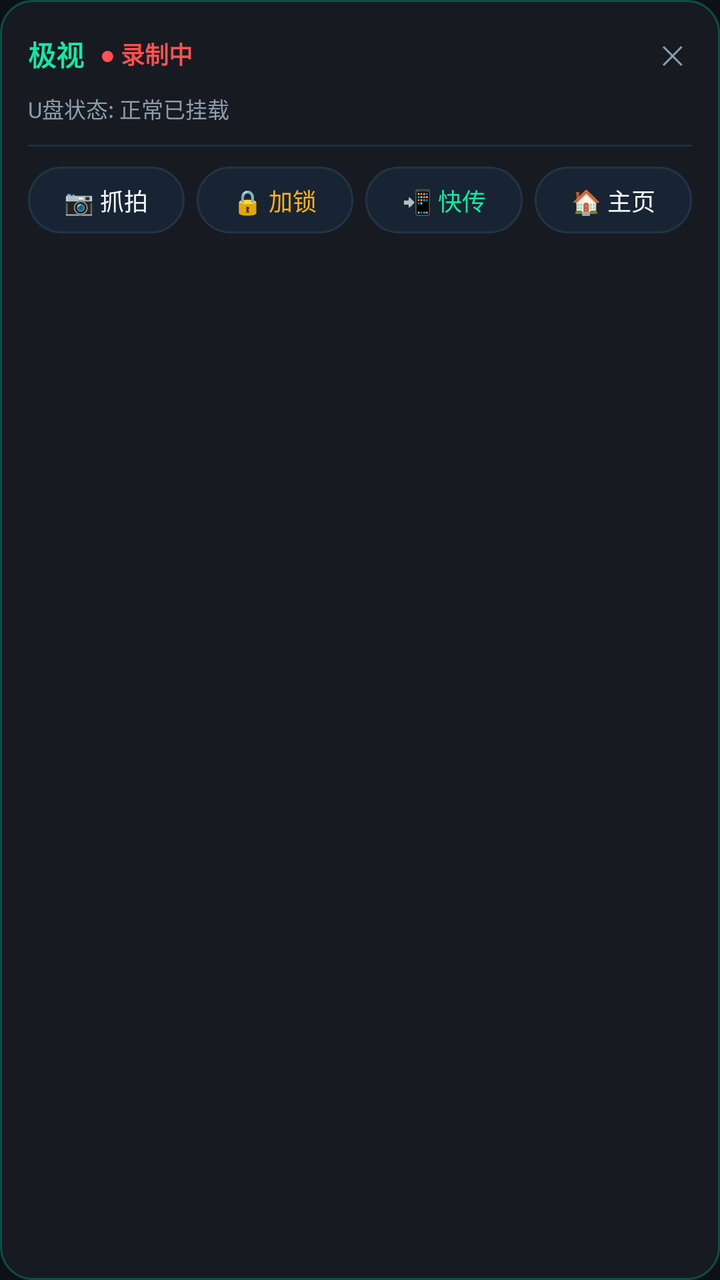
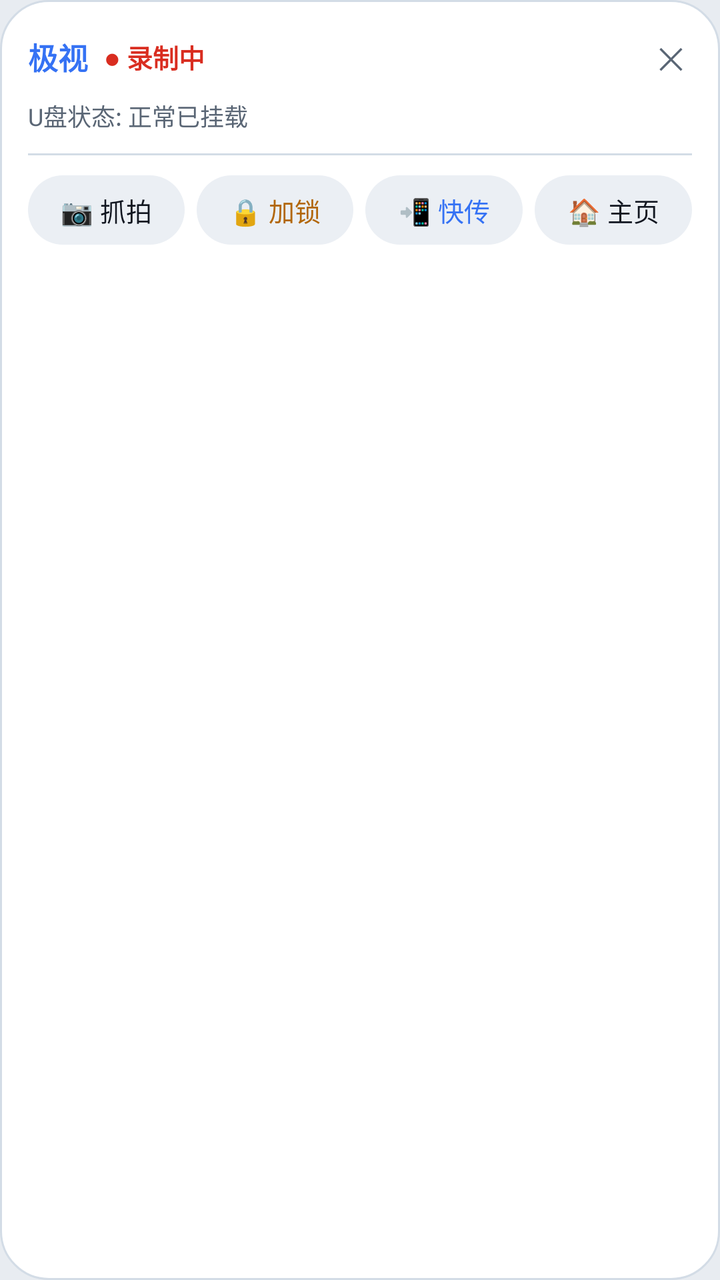

Screens rendered from an Android XML layout before and after an edit, with the pre-edit source and the edit as a unified diff.
<!-- AndroidManifest.xml: application theme Theme.Sophon -->
<!-- res/layout/view_status_bar_panel.xml -->
<?xml version="1.0" encoding="utf-8"?>
<LinearLayout xmlns:android="http://schemas.android.com/apk/res/android"
    android:id="@+id/panel_root"
    android:layout_width="280dp"
    android:layout_height="wrap_content"
    android:background="@drawable/bg_capsule_panel"
    android:orientation="vertical"
    android:padding="14dp">

    
    <LinearLayout
        android:layout_width="match_parent"
        android:layout_height="wrap_content"
        android:gravity="center_vertical"
        android:orientation="horizontal">

        <TextView
            android:layout_width="wrap_content"
            android:layout_height="wrap_content"
            android:text="@string/app_name"
            android:textColor="@color/flyme_cyan"
            android:textSize="14sp"
            android:textStyle="bold" />

        <TextView
            android:id="@+id/tv_panel_status"
            android:layout_width="wrap_content"
            android:layout_height="wrap_content"
            android:layout_marginStart="8dp"
            android:text="● 录制中"
            android:textColor="@color/accent_danger"
            android:textSize="12sp"
            android:textStyle="bold" />

        <View
            android:layout_width="0dp"
            android:layout_height="1dp"
            android:layout_weight="1" />

        <TextView
            android:id="@+id/tv_panel_close"
            android:layout_width="wrap_content"
            android:layout_height="wrap_content"
            android:padding="4dp"
            android:text="✕"
            android:textColor="@color/text_secondary"
            android:textSize="13sp" />
    </LinearLayout>

    
    <TextView
        android:id="@+id/tv_panel_storage_info"
        android:layout_width="match_parent"
        android:layout_height="wrap_content"
        android:layout_marginTop="6dp"
        android:text="U盘状态: 正常已挂载"
        android:textColor="@color/text_secondary"
        android:textSize="11sp" />

    <View
        android:layout_width="match_parent"
        android:layout_height="1dp"
        android:layout_marginVertical="10dp"
        android:background="@color/divider_line" />

    
    <LinearLayout
        android:layout_width="match_parent"
        android:layout_height="wrap_content"
        android:gravity="center"
        android:orientation="horizontal">

        <TextView
            android:id="@+id/btn_panel_snapshot"
            android:layout_width="0dp"
            android:layout_height="wrap_content"
            android:layout_marginEnd="6dp"
            android:layout_weight="1"
            android:background="@drawable/bg_badge_pill"
            android:gravity="center"
            android:paddingVertical="8dp"
            android:text="📷 抓拍"
            android:textColor="@color/text_primary"
            android:textSize="12sp" />

        <TextView
            android:id="@+id/btn_panel_lock"
            android:layout_width="0dp"
            android:layout_height="wrap_content"
            android:layout_marginEnd="6dp"
            android:layout_weight="1"
            android:background="@drawable/bg_badge_pill"
            android:gravity="center"
            android:paddingVertical="8dp"
            android:text="🔒 加锁"
            android:textColor="@color/accent_warning"
            android:textSize="12sp" />

        <TextView
            android:id="@+id/btn_panel_share"
            android:layout_width="0dp"
            android:layout_height="wrap_content"
            android:layout_marginEnd="6dp"
            android:layout_weight="1"
            android:background="@drawable/bg_badge_pill"
            android:gravity="center"
            android:paddingVertical="8dp"
            android:text="📲 快传"
            android:textColor="@color/flyme_cyan"
            android:textSize="12sp" />

        <TextView
            android:id="@+id/btn_panel_open"
            android:layout_width="0dp"
            android:layout_height="wrap_content"
            android:layout_weight="1"
            android:background="@drawable/bg_badge_pill"
            android:gravity="center"
            android:paddingVertical="8dp"
            android:text="🏠 主页"
            android:textColor="@color/text_primary"
            android:textSize="12sp" />
    </LinearLayout>

</LinearLayout>
<!-- resources referenced by this layout -->
<resources>
  <color name="accent_danger">#FFFF5252</color>
  <color name="accent_warning">#FFFFB020</color>
  <color name="divider_line">#FF1E2D3D</color>
  <color name="flyme_cyan">#FF1AE5A3</color>
  <color name="text_primary">#FFF2F6FA</color>
  <color name="text_secondary">#FF8B9DAE</color>
  <!-- drawable bg_badge_pill (drawable) -->
  <?xml version="1.0" encoding="utf-8"?>
  <shape xmlns:android="http://schemas.android.com/apk/res/android"
      android:shape="rectangle">
      <corners android:radius="50dp" />
      <solid android:color="@color/bg_card_elevated" />
      <stroke
          android:width="1dp"
          android:color="@color/stroke_glass_card" />
  </shape>
  <!-- drawable bg_capsule_panel (drawable) -->
  <?xml version="1.0" encoding="utf-8"?>
  <shape xmlns:android="http://schemas.android.com/apk/res/android"
      android:shape="rectangle">
      <corners android:radius="16dp" />
      <solid android:color="#F2181C22" />
      <stroke
          android:width="1dp"
          android:color="#4D00D4AA" />
  </shape>
  <string name="app_name">极视</string>
  <style name="Theme.Sophon" parent="Theme.Material3.Dark.NoActionBar">
          <item name="android:statusBarColor">@color/bg_cockpit_dark</item>
          <item name="android:navigationBarColor">@color/bg_cockpit_dark</item>
          <item name="android:windowBackground">@color/bg_cockpit_dark</item>
          <item name="colorPrimary">@color/flyme_cyan</item>
          <item name="colorSecondary">@color/flyme_blue</item>
      </style>
  <color name="bg_card_elevated">#FF182433</color>
  <color name="stroke_glass_card">#FF233446</color>
  <color name="bg_cockpit_dark">#FF0B1117</color>
  <color name="flyme_blue">#FF0A84FF</color>
</resources>

<!-- the commit's change to res/layout/view_status_bar_panel.xml (unified diff, before → after) -->
@@ -3,7 +3,7 @@
     android:id="@+id/panel_root"
     android:layout_width="280dp"
     android:layout_height="wrap_content"
-    android:background="@drawable/bg_capsule_panel"
+    android:background="@drawable/sp_bg_sheet"
     android:orientation="vertical"
     android:padding="14dp">
 
@@ -18,8 +18,8 @@
             android:layout_width="wrap_content"
             android:layout_height="wrap_content"
             android:text="@string/app_name"
-            android:textColor="@color/flyme_cyan"
-            android:textSize="14sp"
+            android:textColor="@color/sp_ac"
+            android:textSize="15sp"
             android:textStyle="bold" />
 
         <TextView
@@ -28,8 +28,8 @@
             android:layout_height="wrap_content"
             android:layout_marginStart="8dp"
             android:text="● 录制中"
-            android:textColor="@color/accent_danger"
-            android:textSize="12sp"
+            android:textColor="@color/sp_dg"
+            android:textSize="13sp"
             android:textStyle="bold" />
 
         <View
@@ -43,8 +43,8 @@
             android:layout_height="wrap_content"
             android:padding="4dp"
             android:text="✕"
-            android:textColor="@color/text_secondary"
-            android:textSize="13sp" />
+            android:textColor="@color/sp_tx2"
+            android:textSize="15sp" />
     </LinearLayout>
 
     
@@ -54,14 +54,14 @@
         android:layout_height="wrap_content"
         android:layout_marginTop="6dp"
         android:text="U盘状态: 正常已挂载"
-        android:textColor="@color/text_secondary"
-        android:textSize="11sp" />
+        android:textColor="@color/sp_tx2"
+        android:textSize="12sp" />
 
     <View
         android:layout_width="match_parent"
         android:layout_height="1dp"
         android:layout_marginVertical="10dp"
-        android:background="@color/divider_line" />
+        android:background="@color/sp_line2" />
 
     
     <LinearLayout
@@ -76,12 +76,12 @@
             android:layout_height="wrap_content"
             android:layout_marginEnd="6dp"
             android:layout_weight="1"
-            android:background="@drawable/bg_badge_pill"
+            android:background="@drawable/sp_bg_pill"
             android:gravity="center"
             android:paddingVertical="8dp"
             android:text="📷 抓拍"
-            android:textColor="@color/text_primary"
-            android:textSize="12sp" />
+            android:textColor="@color/sp_tx"
+            android:textSize="13sp" />
 
         <TextView
             android:id="@+id/btn_panel_lock"
@@ -89,12 +89,12 @@
             android:layout_height="wrap_content"
             android:layout_marginEnd="6dp"
             android:layout_weight="1"
-            android:background="@drawable/bg_badge_pill"
+            android:background="@drawable/sp_bg_pill"
             android:gravity="center"
             android:paddingVertical="8dp"
             android:text="🔒 加锁"
-            android:textColor="@color/accent_warning"
-            android:textSize="12sp" />
+            android:textColor="@color/sp_wn"
+            android:textSize="13sp" />
 
         <TextView
             android:id="@+id/btn_panel_share"
@@ -102,24 +102,24 @@
             android:layout_height="wrap_content"
             android:layout_marginEnd="6dp"
             android:layout_weight="1"
-            android:background="@drawable/bg_badge_pill"
+            android:background="@drawable/sp_bg_pill"
             android:gravity="center"
             android:paddingVertical="8dp"
             android:text="📲 快传"
-            android:textColor="@color/flyme_cyan"
-            android:textSize="12sp" />
+            android:textColor="@color/sp_ac"
+            android:textSize="13sp" />
 
         <TextView
             android:id="@+id/btn_panel_open"
             android:layout_width="0dp"
             android:layout_height="wrap_content"
             android:layout_weight="1"
-            android:background="@drawable/bg_badge_pill"
+            android:background="@drawable/sp_bg_pill"
             android:gravity="center"
             android:paddingVertical="8dp"
             android:text="🏠 主页"
-            android:textColor="@color/text_primary"
-            android:textSize="12sp" />
+            android:textColor="@color/sp_tx"
+            android:textSize="13sp" />
     </LinearLayout>
 
 </LinearLayout>
<!-- resource entries referenced after the edit -->
@@ -1,42 +1,51 @@
 <!-- resources referenced by this layout -->
 <resources>
-  <color name="accent_danger">#FFFF5252</color>
-  <color name="accent_warning">#FFFFB020</color>
-  <color name="divider_line">#FF1E2D3D</color>
-  <color name="flyme_cyan">#FF1AE5A3</color>
-  <color name="text_primary">#FFF2F6FA</color>
-  <color name="text_secondary">#FF8B9DAE</color>
-  <!-- drawable bg_badge_pill (drawable) -->
+  <color name="sp_ac">#FF3572F4</color>
+  <color name="sp_dg">#FFD92D20</color>
+  <color name="sp_line2">#FFD3DCE6</color>
+  <color name="sp_tx">#FF111620</color>
+  <color name="sp_tx2">#FF5A6675</color>
+  <color name="sp_wn">#FFB2670A</color>
+  <!-- drawable sp_bg_pill (drawable) -->
   <?xml version="1.0" encoding="utf-8"?>
   <shape xmlns:android="http://schemas.android.com/apk/res/android"
       android:shape="rectangle">
-      <corners android:radius="50dp" />
-      <solid android:color="@color/bg_card_elevated" />
-      <stroke
-          android:width="1dp"
-          android:color="@color/stroke_glass_card" />
+      <corners android:radius="@dimen/sp_r_pill" />
+      <solid android:color="@color/sp_surf3" />
   </shape>
-  <!-- drawable bg_capsule_panel (drawable) -->
+  <!-- drawable sp_bg_sheet (drawable) -->
   <?xml version="1.0" encoding="utf-8"?>
   <shape xmlns:android="http://schemas.android.com/apk/res/android"
       android:shape="rectangle">
-      <corners android:radius="16dp" />
-      <solid android:color="#F2181C22" />
+      <corners android:radius="@dimen/sp_r_sheet" />
+      <solid android:color="@color/sp_raise" />
       <stroke
           android:width="1dp"
-          android:color="#4D00D4AA" />
+          android:color="@color/sp_line2" />
   </shape>
   <string name="app_name">极视</string>
-  <style name="Theme.Sophon" parent="Theme.Material3.Dark.NoActionBar">
-          <item name="android:statusBarColor">@color/bg_cockpit_dark</item>
-          <item name="android:navigationBarColor">@color/bg_cockpit_dark</item>
-          <item name="android:windowBackground">@color/bg_cockpit_dark</item>
-          <item name="colorPrimary">@color/flyme_cyan</item>
-          <item name="colorSecondary">@color/flyme_blue</item>
+  <style name="Theme.Sophon" parent="Theme.Material3.DayNight.NoActionBar">
+          <item name="android:statusBarColor">@color/sp_page</item>
+          <item name="android:navigationBarColor">@color/sp_page</item>
+          <item name="android:windowBackground">@color/sp_page</item>
+          <item name="android:windowLightStatusBar">true</item>
+  
+          
+          <item name="colorPrimary">@color/sp_ac</item>
+          <item name="colorPrimaryDark">@color/sp_ac2</item>
+          <item name="colorSecondary">@color/sp_ac2</item>
+          <item name="colorAccent">@color/sp_ac</item>
+          <item name="colorError">@color/sp_dg</item>
+  
+          <item name="android:textColorPrimary">@color/sp_tx</item>
+          <item name="android:textColorSecondary">@color/sp_tx2</item>
+          <item name="android:colorBackground">@color/sp_page</item>
       </style>
-  <color name="bg_card_elevated">#FF182433</color>
-  <color name="stroke_glass_card">#FF233446</color>
-  <color name="bg_cockpit_dark">#FF0B1117</color>
-  <color name="flyme_blue">#FF0A84FF</color>
+  <dimen name="sp_r_pill">100dp</dimen>
+  <color name="sp_surf3">#FFEBEFF4</color>
+  <dimen name="sp_r_sheet">24dp</dimen>
+  <color name="sp_raise">#FFFFFFFF</color>
+  <color name="sp_page">#FFE8ECF1</color>
+  <color name="sp_ac2">#FF2557C8</color>
 </resources>
 
